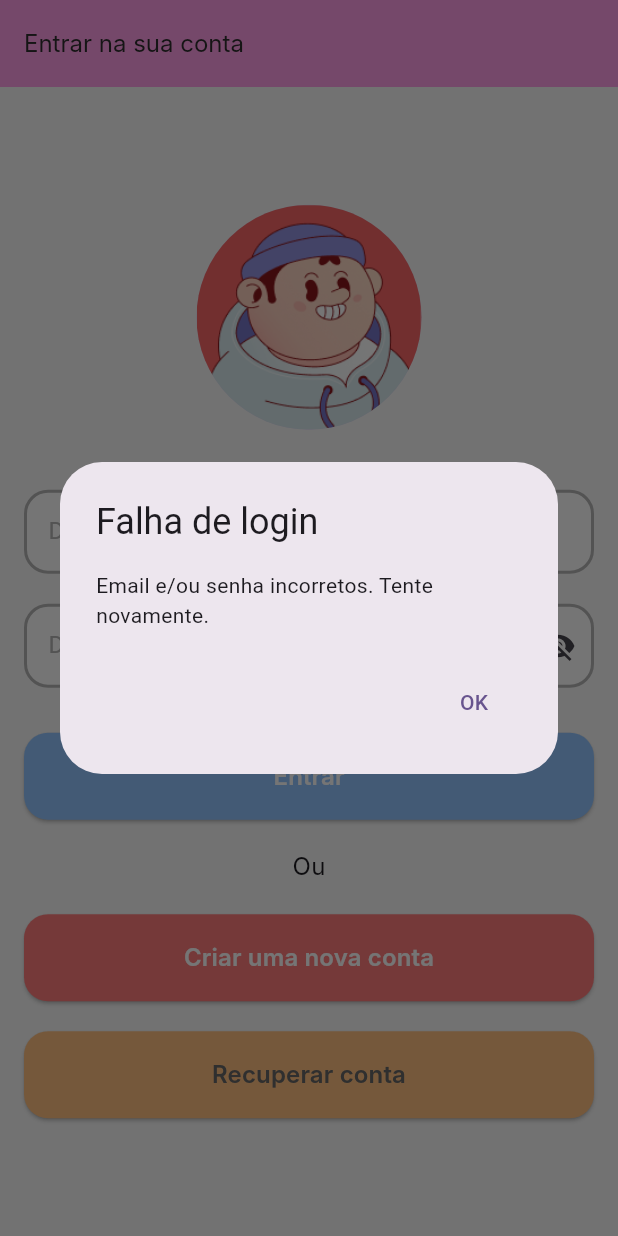
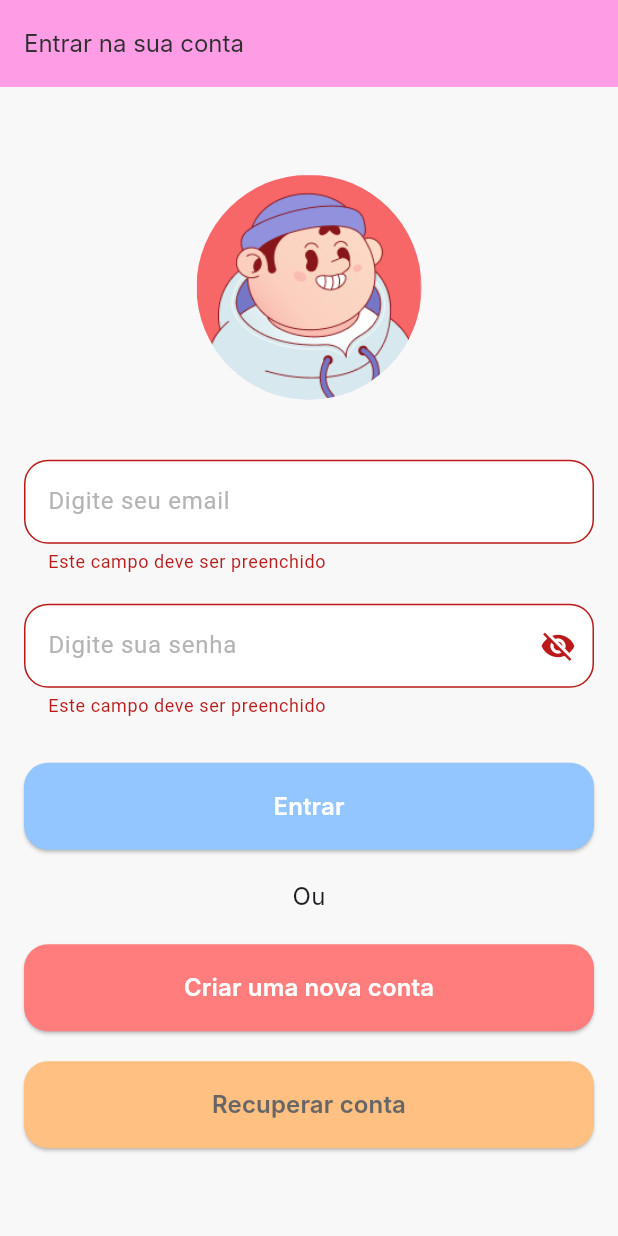
Before and after one commit to vonderheidon/exercicio-flutter, a Flutter app: the screen it shows after launch, after a tap on "Entrar", on a phone screen of 412 x 824 dp. Run offline on Flutter 3.47's test engine with Material 3 defaults, Android fonts, the phone set to English and light mode, and no system bars; Roboto replaces fonts that are missing (Inter).

Commit message:
textfield alterado

```diff
--- a/lib/components/password_field_component.dart
+++ b/lib/components/password_field_component.dart
@@ -2,14 +2,16 @@ import 'package:flutter/material.dart';
 
 class PasswordFieldComponent extends StatefulWidget {
   final String labelText;
+  final Icon? prefixIcon;
+  final String? errorText;
   final TextEditingController controller;
-  final Icon? prefixIcon;
 
   const PasswordFieldComponent({
     super.key,
     required this.labelText,
+    this.prefixIcon,
+    this.errorText,
     required this.controller,
-    this.prefixIcon,
   });
 
   @override
@@ -33,8 +35,9 @@ class _PasswordFieldState extends State<PasswordFieldComponent> {
         obscureText: _visibilityPassword,
         controller: widget.controller,
         decoration: InputDecoration(
+          labelText: widget.labelText,
           prefixIcon: widget.prefixIcon,
-          labelText: widget.labelText,
+          errorText: widget.errorText,
           labelStyle: TextStyle(color: Color(0xFFB4B4B4)),
           filled: true,
           fillColor: Color(0xFFFFFFFF),
--- a/lib/components/text_field_component.dart
+++ b/lib/components/text_field_component.dart
@@ -3,12 +3,14 @@ import 'package:flutter/material.dart';
 class TextFieldComponent extends StatelessWidget {
   final String labelText;
   final Icon? prefixIcon;
+  final String? errorText;
   final TextEditingController? controller;
 
   const TextFieldComponent({
     super.key,
     required this.labelText,
     this.prefixIcon,
+    this.errorText,
     this.controller,
   });
 
@@ -20,6 +22,7 @@ class TextFieldComponent extends StatelessWidget {
         controller: controller,
         decoration: InputDecoration(
           prefixIcon: prefixIcon,
+          errorText: errorText,
           filled: true,
           fillColor: Color(0xFFFFFFFF),
           labelText: labelText,
--- a/lib/database/user_database.dart
+++ b/lib/database/user_database.dart
@@ -1,13 +1,13 @@
 import 'package:atividade/models/user.model.dart';
 
-class UserDatabase {
-  final List<User> _users = [];
+abstract class UserDatabase {
+  static final List<User> _users = [User('teste', '12345678910', '(83)99485-3399', 'teste')];
 
-  void addUser(String email, String cpf, String phone, String password) {
+  static void addUser(String email, String cpf, String phone, String password) {
     _users.add(User(email, cpf, phone, password));
   }
 
-  User? getUserByEmail(String email) {
+  static User? getUserByEmail(String email) {
     for (User user in _users) {
       if (user.email == email) {
         return user;
@@ -16,7 +16,7 @@ class UserDatabase {
     return null;
   }
 
-  bool containsEmail(String email) {
+  static bool containsEmail(String email) {
     for (User user in _users) {
       if (user.email == email) {
         return true;
@@ -25,7 +25,7 @@ class UserDatabase {
     return false;
   }
 
-  bool validateUser(String email, String password) {
+  static bool validateUser(String email, String password) {
     if (containsEmail(email)) {
       User? user = getUserByEmail(email);
       if (user != null && user.password == password) {
--- a/lib/main.dart
+++ b/lib/main.dart
@@ -39,7 +39,9 @@ class MyHomePage extends StatefulWidget {
 class _MyHomePageState extends State<MyHomePage> {
   final _passwordController = TextEditingController();
   final _emailController = TextEditingController();
-  final _userDataBase = UserDatabase();
+
+  String? _emailError;
+  String? _passwordError;
 
   Widget _buildAvatarImage() {
     return CircleAvatar(
@@ -48,10 +50,13 @@ class _MyHomePageState extends State<MyHomePage> {
     );
   }
 
-  Widget _loginErrorDialog() {
+  void _showDialog(String title, String content) {
+    showDialog(
+      context: context,
+      builder: (BuildContext context) {
         return AlertDialog(
-      title: Text('Falha de login'),
-      content: Text('Email e/ou senha incorretos. Tente novamente.'),
+          title: Text(title),
+          content: Text(content),
           actions: <Widget>[
             TextButton(
               child: Text('OK'),
@@ -61,12 +66,39 @@ class _MyHomePageState extends State<MyHomePage> {
             ),
           ],
         );
+      },
+    );
+  }
+
+  void _validateLogin() {
+    setState(() {
+      _emailError = null;
+      _passwordError = null;
+
+      if (_emailController.text.isEmpty) {
+        _emailError = 'Este campo deve ser preenchido';
+      }
+      if (_passwordController.text.isEmpty) {
+        _passwordError = 'Este campo deve ser preenchido';
+      }
+      if (_emailError == null && _passwordError == null) {
+        if (UserDatabase.validateUser(
+          _emailController.text,
+          _passwordController.text,
+        )) {
+          Navigator.pushReplacement(
+            context,
+            MaterialPageRoute(builder: (context) => HomePage()),
+          );
+        } else {
+          _showDialog('Falha no login', 'Email e/ou Senha incorretos. Tente novamente');
+        }
+      }
+    });
   }
 
   @override
   Widget build(BuildContext context) {
-    _userDataBase.addUser('teste', '12345678910', '(83)99988-7766', 'teste');
-
     return SafeArea(
       child: Scaffold(
         backgroundColor: Color(0xFFF8F8F8),
@@ -93,41 +125,20 @@ class _MyHomePageState extends State<MyHomePage> {
                 TextFieldComponent(
                   labelText: 'Digite seu email',
                   controller: _emailController,
+                  errorText: _emailError,
                 ),
                 SizedBox(height: 20),
                 PasswordFieldComponent(
                   labelText: 'Digite sua senha',
                   controller: _passwordController,
+                  errorText: _passwordError,
                 ),
                 SizedBox(height: 30),
                 ElevatedButtonComponent(
                   text: 'Entrar',
                   bgcolor: Color(0xFF93C5FF),
                   textColor: Colors.white,
-                  onPressed:
-                      () => {
-                        if (_userDataBase.validateUser(
-                          _emailController.text,
-                          _passwordController.text,
-                        ))
-                          {
-                            Navigator.pushReplacement(
-                              context,
-                              MaterialPageRoute(
-                                builder: (context) => HomePage(),
-                              ),
-                            ),
-                          }
-                        else
-                          {
-                            showDialog(
-                              context: context,
-                              builder: (BuildContext context) {
-                                return _loginErrorDialog();
-                              },
-                            ),
-                          },
-                      },
+                  onPressed: () => _validateLogin(),
                 ),
                 SizedBox(height: 20),
                 Text(
--- a/lib/validators/text_field_validators.dart
+++ b/lib/validators/text_field_validators.dart
@@ -12,7 +12,7 @@ class TextFieldValidators {
   }
 
   bool isValidEmail(String email) {
-    if (!email.contains('@') && !email.contains('.')) {
+    if (!email.contains('@') || !email.contains('.')) {
       return false;
     }
     return true;
```
Also changed, not shown: lib/pages/register_page.dart (+25 -7 lines). Lines whose indentation alone changed are shown as unchanged.
